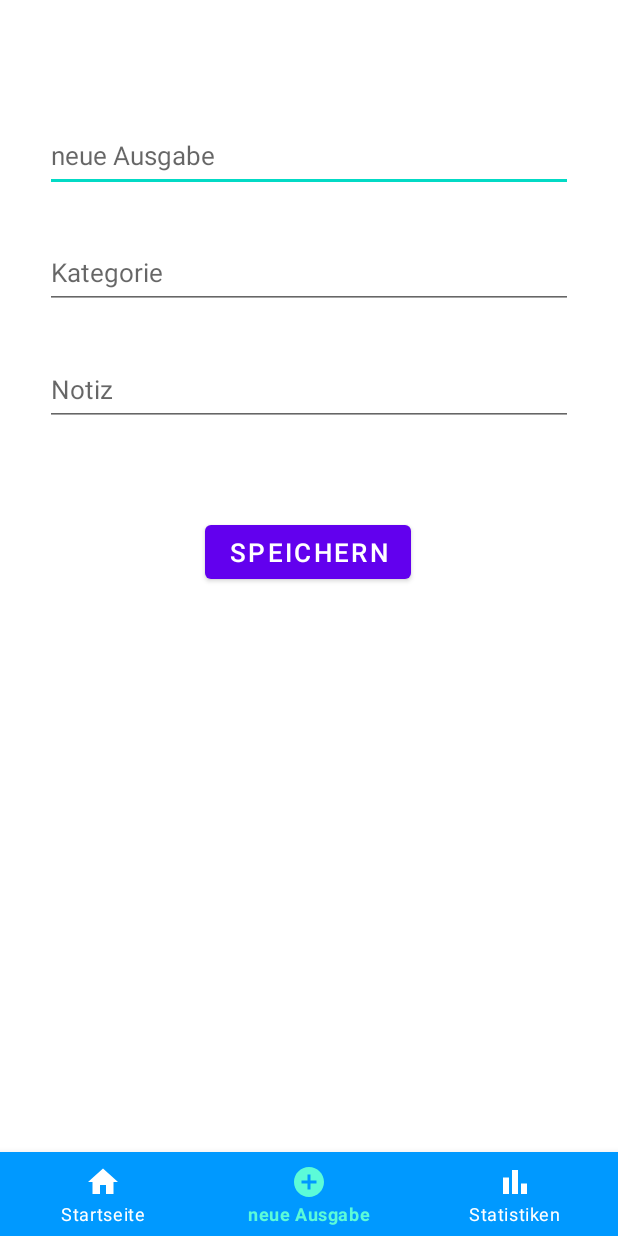
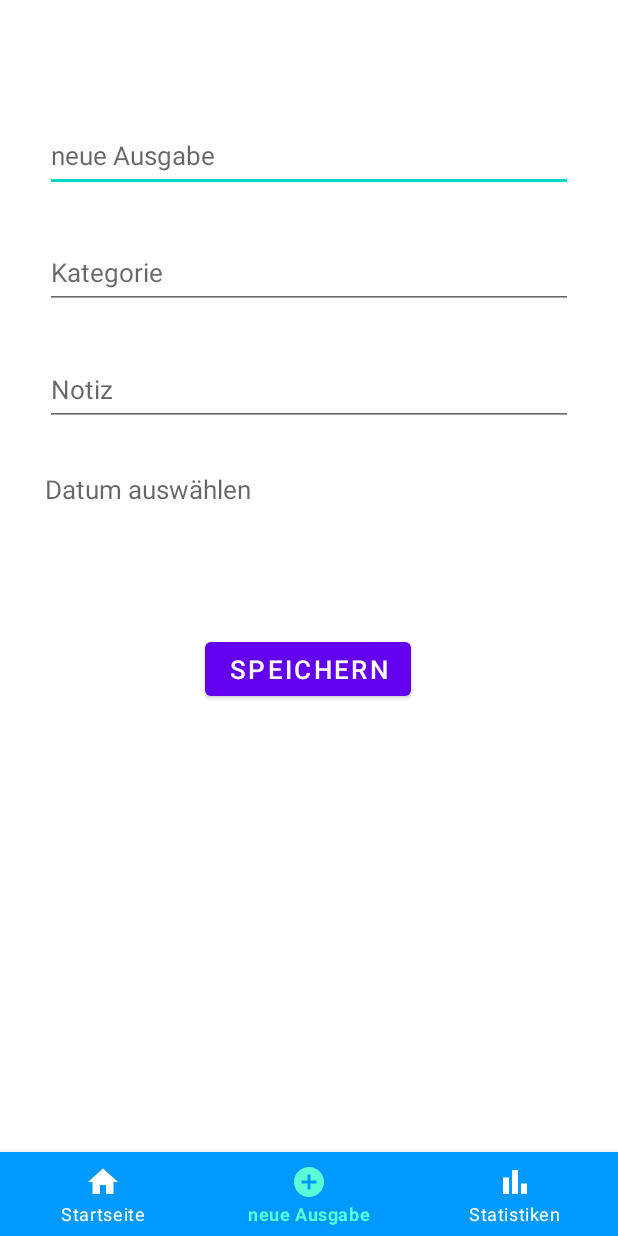
Before and after one commit to laurareimann/Finanztracker, an Android app: the EntriesActivity screen opened directly, with no data from a screen before it, on a phone screen of 412 x 824 dp. Run offline under Robolectric (Android 15) with nearby library versions, the phone set to English and light mode, and no system bars.

Commit message:
Datum wird in der Ein/Ausgabe gezeigt

```diff
--- a/app/src/main/java/com/example/testapp/EntriesActivity.java
+++ b/app/src/main/java/com/example/testapp/EntriesActivity.java
@@ -8,7 +8,11 @@ package com.example.testapp;
 import androidx.annotation.NonNull;
 import androidx.appcompat.app.AppCompatActivity;
 
+import android.app.DatePickerDialog;
 import android.content.Intent;
+import android.graphics.Color;
+import android.graphics.drawable.ColorDrawable;
+import android.nfc.Tag;
 import android.os.Bundle;
 import android.text.TextUtils;
 import android.util.Log;
@@ -16,24 +20,32 @@ import android.view.MenuItem;
 import android.view.View;
 import android.view.inputmethod.InputMethodManager;
 import android.widget.Button;
+import android.widget.DatePicker;
 import android.widget.EditText;
+import android.widget.TextView;
 
 import com.google.android.material.bottomnavigation.BottomNavigationView;
+
+import java.util.Calendar;
 
 public class EntriesActivity extends AppCompatActivity {
 
     // LOGTAG
     public static final String LOG_TAG = EntriesActivity.class.getSimpleName();
+    private static final String TAG = "EntriesActivity";
 
     private EntriesDataSource dataSource;
     Button btn_backHome;
     BottomNavigationView bNV_entries;
 
+    private TextView mDisplayDate;
+    private DatePickerDialog.OnDateSetListener mDateSetListener;
 
     @Override
     protected void onCreate(Bundle savedInstanceState) {
         super.onCreate(savedInstanceState);
         setContentView(R.layout.activity_entries);
+        mDisplayDate = (TextView) findViewById(R.id.editxt_entries_date);
 
         /*** Menubar ***/
         // Initialize and assign variable
@@ -72,6 +84,37 @@ public class EntriesActivity extends AppCompatActivity {
         dataSource.open();
 
         activateAddButton();
+
+        // Date
+        mDisplayDate.setOnClickListener(new View.OnClickListener(){
+            @Override
+            public void onClick(View view) {
+                Calendar cal = Calendar.getInstance();
+                int year = cal.get(Calendar.YEAR);
+                int month = cal.get(Calendar.MONTH);
+                int day = cal.get(Calendar.DAY_OF_MONTH);
+
+                DatePickerDialog dialog = new DatePickerDialog(
+                        EntriesActivity.this,
+                        android.R.style.Theme_Holo_Light_Dialog_MinWidth,
+                        mDateSetListener,
+                        year,month,day);
+                //shows date in entry
+                dialog.getWindow().setBackgroundDrawable(new ColorDrawable(Color.TRANSPARENT));
+                dialog.show();
+            }
+        });
+        mDateSetListener = new DatePickerDialog.OnDateSetListener() {
+            @Override
+            public void onDateSet(DatePicker datePicker, int year, int month, int day) {
+                // January would be month 0 und December would be month 11 so:
+                month = month + 1;
+                Log.d(TAG,"ondateSet: mm/dd/yyy: " + month + "/" + day + "/" + year );
+                String date = month + "/" + day + "/" + year;
+                mDisplayDate.setText(date);
+
+            }
+        };
     }
 
     @Override
@@ -109,6 +152,7 @@ public class EntriesActivity extends AppCompatActivity {
                 String notice = editTextNotice.getText().toString();
                 String kategoryString = editTextKategory.getText().toString();
 
+
                 // Falls Eingabefelder leer, gib eine Errornachricht zurück
                 if (TextUtils.isEmpty(amountString)) {
                     editTextAmount.setError("Ausgabe darf nicht leer sein");
--- a/app/src/main/res/layout/activity_entries.xml
+++ b/app/src/main/res/layout/activity_entries.xml
@@ -48,6 +48,18 @@
         app:layout_constraintStart_toStartOf="@+id/editxt_entries_kategory"
         app:layout_constraintTop_toBottomOf="@+id/editxt_entries_kategory" />
 
+    <TextView
+        android:id="@+id/editxt_entries_date"
+        android:layout_width="match_parent"
+        android:layout_height="@dimen/height_small"
+        android:layout_marginStart="@dimen/margins_sides"
+        android:layout_marginTop="30dp"
+        android:layout_marginEnd="@dimen/margins_sides"
+        android:hint="@string/hint_date"
+        android:textSize="@dimen/font_hints"
+        app:layout_constraintEnd_toEndOf="parent"
+        app:layout_constraintStart_toStartOf="@+id/editxt_entries_notice"
+        app:layout_constraintTop_toBottomOf="@+id/editxt_entries_notice" />
     <Button
         android:id="@+id/button_entries_add"
         android:layout_width="wrap_content"
@@ -58,7 +70,7 @@
         app:layout_constraintEnd_toEndOf="parent"
         app:layout_constraintHorizontal_bias="0.498"
         app:layout_constraintStart_toStartOf="parent"
-        app:layout_constraintTop_toBottomOf="@+id/editxt_entries_notice" />
+        app:layout_constraintTop_toBottomOf="@+id/editxt_entries_date" />
 
     <com.google.android.material.bottomnavigation.BottomNavigationView
         android:id="@+id/bottomNav_entries"
--- a/app/src/main/res/values/strings.xml
+++ b/app/src/main/res/values/strings.xml
@@ -24,6 +24,7 @@
     <string name="hint_newEntry">neue Ausgabe</string>
     <string name="hint_category">Kategorie</string>
     <string name="hint_note">Notiz</string>
+    <string name="hint_date">Datum auswählen</string>
 
 
     <!-->Menu Strings<-->
```
